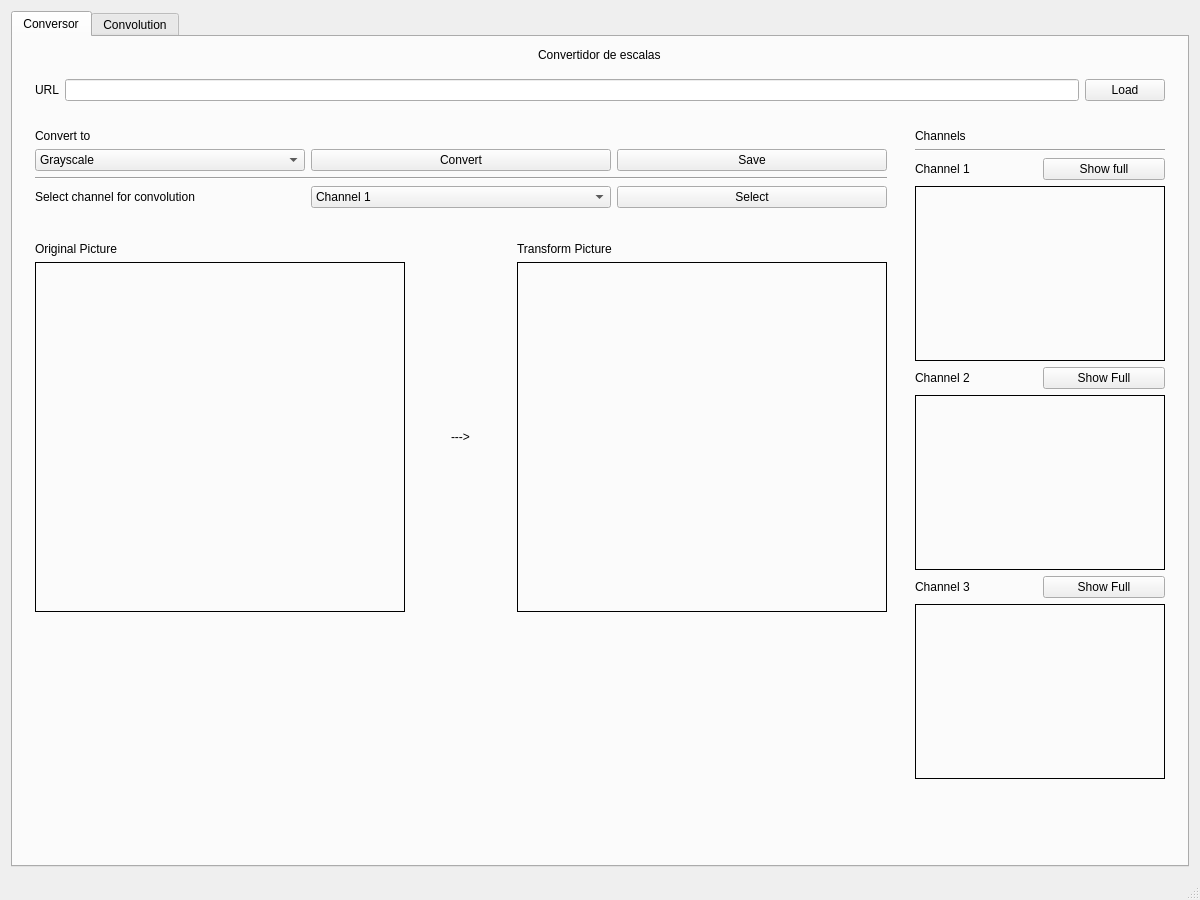
Old version of the form conversor.ui in the repository MiguelALopez/Imagenes.
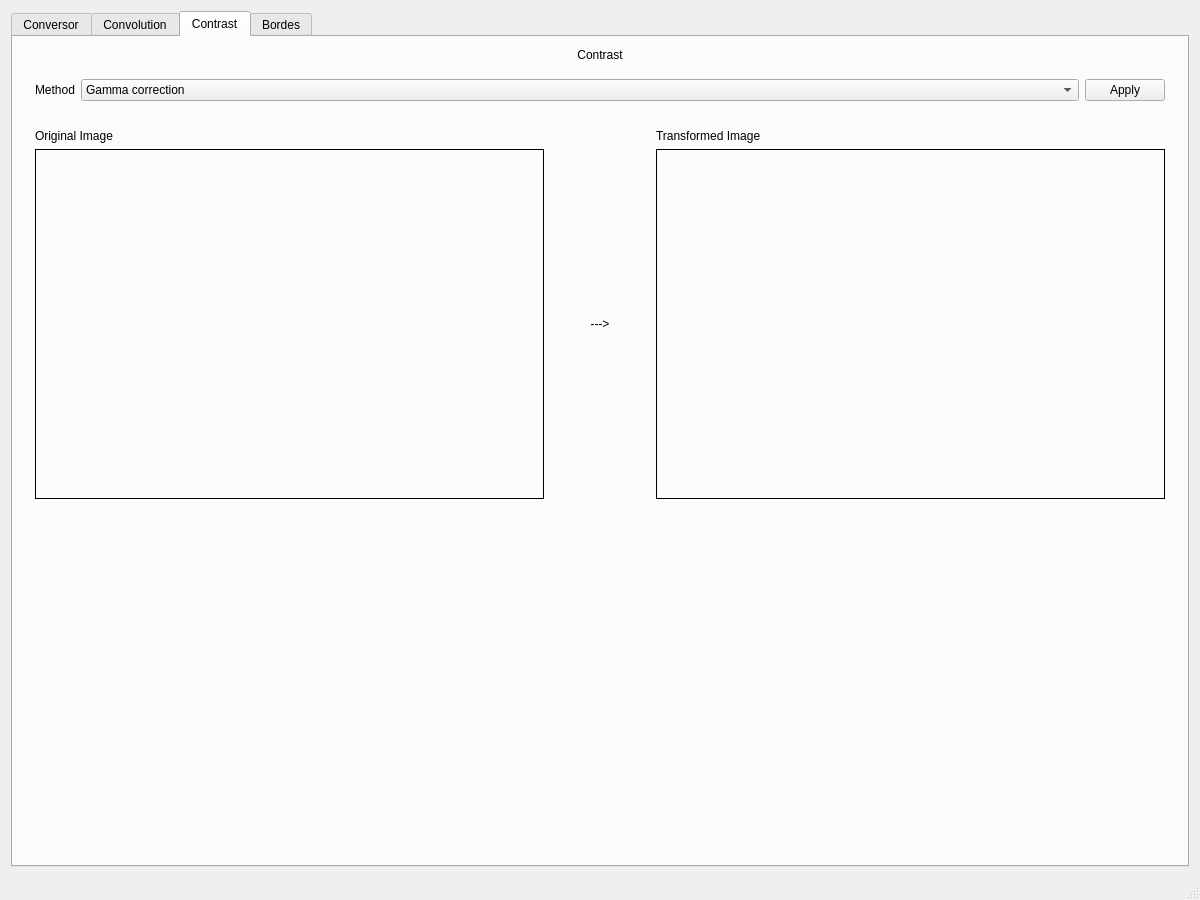
New version of the form.

Commit message: Added the new specifications for the project

```diff
--- a/conversor.ui
+++ b/conversor.ui
@@ -18,7 +18,7 @@
     <item row="0" column="0">
      <widget class="QTabWidget" name="tabWidget">
       <property name="currentIndex">
-       <number>0</number>
+       <number>2</number>
       </property>
       <widget class="QWidget" name="tab">
        <attribute name="title">
@@ -30,6 +30,12 @@
           <layout class="QGridLayout" name="gridLayout_4">
            <item row="1" column="0">
             <widget class="QLabel" name="labelImageOriginal">
+             <property name="sizePolicy">
+              <sizepolicy hsizetype="Expanding" vsizetype="Expanding">
+               <horstretch>0</horstretch>
+               <verstretch>0</verstretch>
+              </sizepolicy>
+             </property>
              <property name="minimumSize">
               <size>
                <width>350</width>
@@ -49,6 +55,12 @@
            </item>
            <item row="1" column="3">
             <widget class="QLabel" name="labelImageTransformed">
+             <property name="sizePolicy">
+              <sizepolicy hsizetype="Expanding" vsizetype="Expanding">
+               <horstretch>0</horstretch>
+               <verstretch>0</verstretch>
+              </sizepolicy>
+             </property>
              <property name="minimumSize">
               <size>
                <width>350</width>
@@ -63,62 +75,33 @@
              </property>
             </widget>
            </item>
-           <item row="1" column="1">
-            <widget class="QWidget" name="widget_3" native="true">
-             <property name="maximumSize">
-              <size>
-               <width>100</width>
-               <height>350</height>
-              </size>
-             </property>
-             <layout class="QGridLayout" name="gridLayout_5">
-              <item row="0" column="0">
-               <spacer name="horizontalSpacer_2">
-                <property name="orientation">
-                 <enum>Qt::Horizontal</enum>
-                </property>
-                <property name="sizeHint" stdset="0">
-                 <size>
-                  <width>40</width>
-                  <height>20</height>
-                 </size>
-                </property>
-               </spacer>
-              </item>
-              <item row="0" column="1">
-               <widget class="QLabel" name="label_2">
-                <property name="text">
-                 <string>---&gt;</string>
-                </property>
-               </widget>
-              </item>
-              <item row="0" column="2">
-               <spacer name="horizontalSpacer_3">
-                <property name="orientation">
-                 <enum>Qt::Horizontal</enum>
-                </property>
-                <property name="sizeHint" stdset="0">
-                 <size>
-                  <width>40</width>
-                  <height>20</height>
-                 </size>
-                </property>
-               </spacer>
-              </item>
-             </layout>
-            </widget>
-           </item>
            <item row="0" column="0">
             <widget class="QLabel" name="label_11">
              <property name="text">
-              <string>Original Picture</string>
+              <string>Original Image</string>
              </property>
             </widget>
            </item>
            <item row="0" column="3">
             <widget class="QLabel" name="label_12">
              <property name="text">
-              <string>Transform Picture</string>
+              <string>Transformed Image</string>
+             </property>
+            </widget>
+           </item>
+           <item row="1" column="1">
+            <widget class="QLabel" name="label_2">
+             <property name="minimumSize">
+              <size>
+               <width>100</width>
+               <height>0</height>
+              </size>
+             </property>
+             <property name="text">
+              <string>---&gt;</string>
+             </property>
+             <property name="alignment">
+              <set>Qt::AlignCenter</set>
              </property>
             </widget>
            </item>
@@ -151,7 +134,7 @@
            <item row="3" column="0">
             <widget class="QLabel" name="label_5">
              <property name="text">
-              <string>Select channel for convolution</string>
+              <string>Select method and channel</string>
              </property>
             </widget>
            </item>
@@ -615,6 +598,166 @@
         </item>
        </layout>
       </widget>
+      <widget class="QWidget" name="tab_3">
+       <attribute name="title">
+        <string>Contrast</string>
+       </attribute>
+       <layout class="QGridLayout" name="gridLayout_10">
+        <item row="0" column="0">
+         <widget class="QLabel" name="label_15">
+          <property name="text">
+           <string>Contrast</string>
+          </property>
+          <property name="alignment">
+           <set>Qt::AlignCenter</set>
+          </property>
+         </widget>
+        </item>
+        <item row="1" column="0">
+         <widget class="QWidget" name="widget_3" native="true">
+          <layout class="QGridLayout" name="gridLayout_5">
+           <item row="0" column="1">
+            <widget class="QComboBox" name="comboContrast">
+             <property name="sizePolicy">
+              <sizepolicy hsizetype="Expanding" vsizetype="Fixed">
+               <horstretch>0</horstretch>
+               <verstretch>0</verstretch>
+              </sizepolicy>
+             </property>
+             <item>
+              <property name="text">
+               <string>Gamma correction</string>
+              </property>
+             </item>
+             <item>
+              <property name="text">
+               <string>Histogram equalization</string>
+              </property>
+             </item>
+             <item>
+              <property name="text">
+               <string>Contrast stretching</string>
+              </property>
+             </item>
+            </widget>
+           </item>
+           <item row="0" column="2">
+            <widget class="QPushButton" name="buttonApplyContrast">
+             <property name="text">
+              <string>Apply</string>
+             </property>
+            </widget>
+           </item>
+           <item row="0" column="0">
+            <widget class="QLabel" name="label_16">
+             <property name="text">
+              <string>Method</string>
+             </property>
+            </widget>
+           </item>
+          </layout>
+         </widget>
+        </item>
+        <item row="3" column="0">
+         <widget class="QWidget" name="widget_8" native="true">
+          <layout class="QGridLayout" name="gridLayout_11">
+           <item row="0" column="0">
+            <widget class="QLabel" name="label_17">
+             <property name="text">
+              <string>Original Image</string>
+             </property>
+            </widget>
+           </item>
+           <item row="0" column="2">
+            <widget class="QLabel" name="label_18">
+             <property name="text">
+              <string>Transformed Image</string>
+             </property>
+            </widget>
+           </item>
+           <item row="1" column="0">
+            <widget class="QLabel" name="labelImageContOriginal">
+             <property name="sizePolicy">
+              <sizepolicy hsizetype="Expanding" vsizetype="Preferred">
+               <horstretch>0</horstretch>
+               <verstretch>0</verstretch>
+              </sizepolicy>
+             </property>
+             <property name="minimumSize">
+              <size>
+               <width>350</width>
+               <height>350</height>
+              </size>
+             </property>
+             <property name="frameShape">
+              <enum>QFrame::Panel</enum>
+             </property>
+             <property name="text">
+              <string/>
+             </property>
+            </widget>
+           </item>
+           <item row="1" column="1">
+            <widget class="QLabel" name="label_21">
+             <property name="minimumSize">
+              <size>
+               <width>100</width>
+               <height>0</height>
+              </size>
+             </property>
+             <property name="text">
+              <string>---&gt;</string>
+             </property>
+             <property name="alignment">
+              <set>Qt::AlignCenter</set>
+             </property>
+            </widget>
+           </item>
+           <item row="1" column="2">
+            <widget class="QLabel" name="labelImageContTrans">
+             <property name="sizePolicy">
+              <sizepolicy hsizetype="Expanding" vsizetype="Preferred">
+               <horstretch>0</horstretch>
+               <verstretch>0</verstretch>
+              </sizepolicy>
+             </property>
+             <property name="minimumSize">
+              <size>
+               <width>350</width>
+               <height>350</height>
+              </size>
+             </property>
+             <property name="frameShape">
+              <enum>QFrame::Panel</enum>
+             </property>
+             <property name="text">
+              <string/>
+             </property>
+            </widget>
+           </item>
+          </layout>
+         </widget>
+        </item>
+        <item row="4" column="0">
+         <spacer name="verticalSpacer_4">
+          <property name="orientation">
+           <enum>Qt::Vertical</enum>
+          </property>
+          <property name="sizeHint" stdset="0">
+           <size>
+            <width>20</width>
+            <height>40</height>
+           </size>
+          </property>
+         </spacer>
+        </item>
+       </layout>
+      </widget>
+      <widget class="QWidget" name="tab_4">
+       <attribute name="title">
+        <string>Bordes</string>
+       </attribute>
+      </widget>
      </widget>
     </item>
    </layout>
```
Left out of the diff: 149 changed lines with no effect on the pictures. The commit also changes 2 other files.
